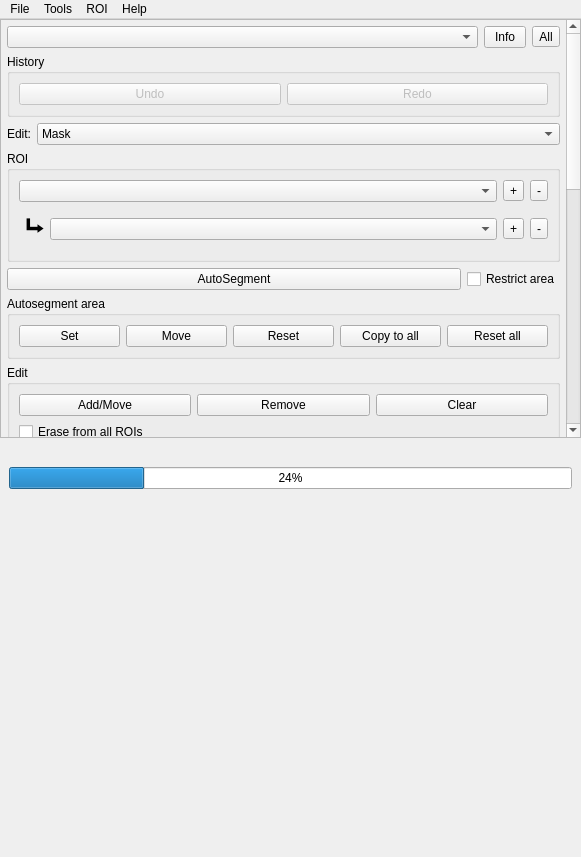
Before: the Qt Designer form src/dafne/ui/toolbox.ui in dafne-imaging/dafne, drawn with Qt 5.
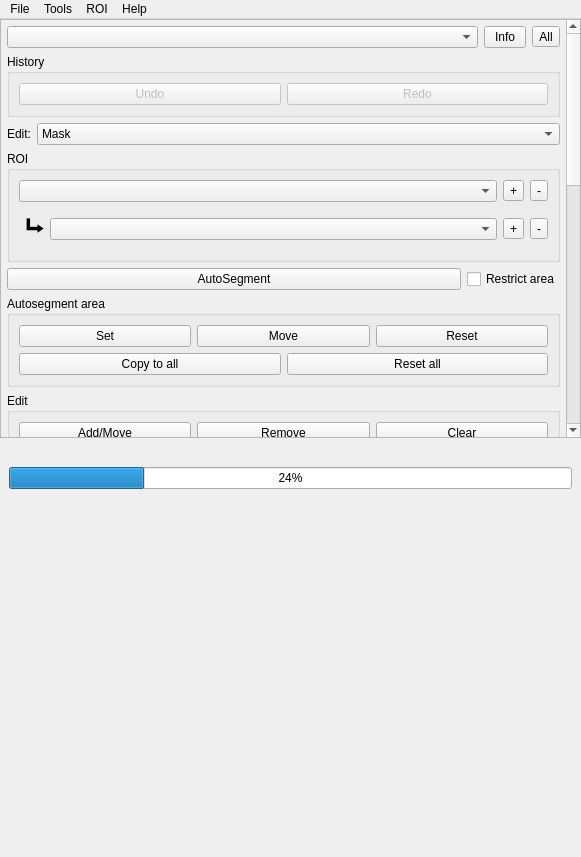
After: the same form once the commit is applied. Icons and pictures are not drawn.

```diff
--- a/src/dafne/ui/toolbox.ui
+++ b/src/dafne/ui/toolbox.ui
@@ -84,9 +84,9 @@
           <property name="geometry">
            <rect>
             <x>0</x>
-            <y>0</y>
+            <y>-247</y>
             <width>556</width>
-            <height>1298</height>
+            <height>1401</height>
            </rect>
           </property>
           <property name="sizePolicy">
@@ -360,6 +360,8 @@
              <property name="title">
               <string>Autosegment area</string>
              </property>
+             <layout class="QVBoxLayout" name="verticalLayout_12">
+              <item>
              <layout class="QHBoxLayout" name="horizontalLayout_21">
               <item>
                <widget class="QPushButton" name="segment_area_set_button">
@@ -388,6 +390,10 @@
                 </property>
                </widget>
               </item>
+               </layout>
+              </item>
+              <item>
+               <layout class="QHBoxLayout" name="horizontalLayout_22">
               <item>
                <widget class="QPushButton" name="segment_area_copyall_button">
                 <property name="text">
@@ -403,6 +409,8 @@
                </widget>
               </item>
              </layout>
+              </item>
+             </layout>
             </widget>
            </item>
            <item>
```
Left out of the diff: 2 changed lines with no effect on the pictures. Lines whose indentation alone changed are shown as unchanged.
